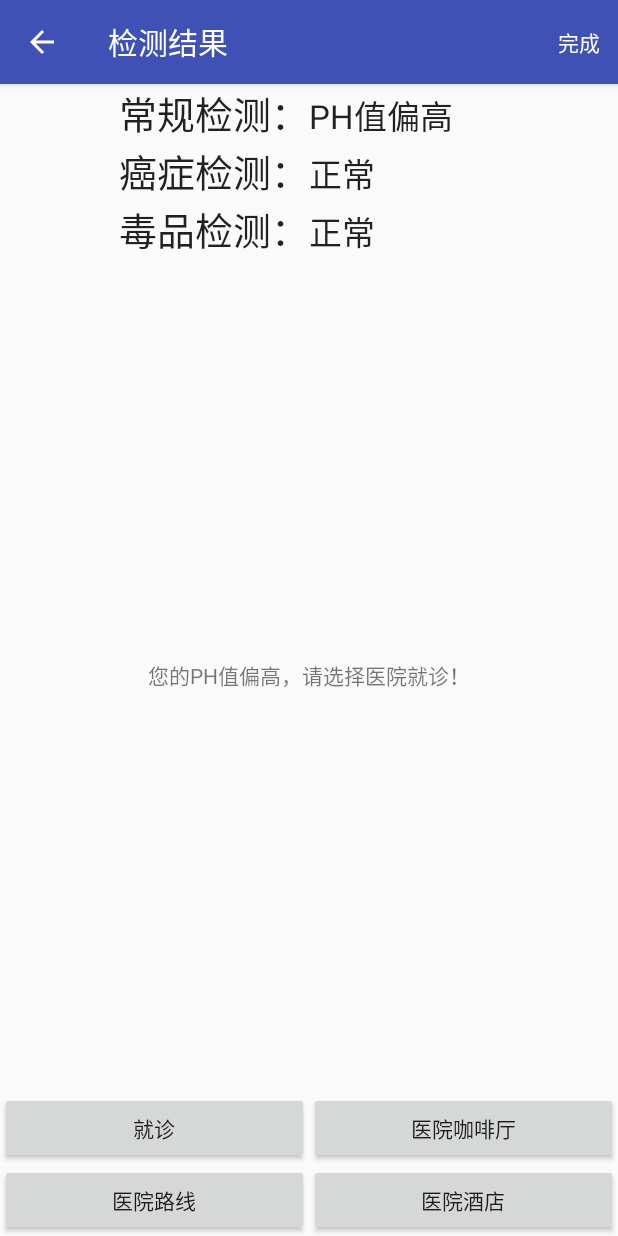
After one commit to rhf756035131/stinkpot, an Android app: the Closestool_times_info screen opened directly, with no data from a screen before it, on a phone screen of 412 x 824 dp. The commit adds this screen. Run offline under Robolectric (Android 15) with nearby library versions, the phone set to English and light mode, and no system bars.

Commit message:
智能马桶界面

```diff
--- /dev/null
+++ b/app/src/main/java/com/example/renhaifeng/myapplication/Closestool_times_info.java
@@ -0,0 +1,61 @@
+package com.example.renhaifeng.myapplication;
+
+import android.content.Intent;
+import android.os.Bundle;
+import android.support.v7.app.AppCompatActivity;
+import android.support.v7.widget.Toolbar;
+import android.view.Menu;
+import android.view.MenuItem;
+import android.view.View;
+import android.widget.Button;
+import android.widget.LinearLayout;
+import android.widget.ListView;
+import android.widget.TextView;
+
+/**
+ * Created by rahul on 15-12-28.
+ */
+public class Closestool_times_info  extends AppCompatActivity {
+    @Override
+    protected void onCreate(Bundle savedInstanceState) {
+        super.onCreate(savedInstanceState);
+        setContentView(R.layout.closesetool_times_info);
+        Toolbar toolbar = (Toolbar) findViewById(R.id.toolbar);
+        setSupportActionBar(toolbar);
+        getSupportActionBar().setDisplayHomeAsUpEnabled(true);
+        LinearLayout layout=(LinearLayout)findViewById(R.id.Normal_Result);
+        layout.setOnClickListener(new View.OnClickListener() {
+            @Override
+            public void onClick(View v) {
+                Intent intent=new Intent();
+                intent.setClass(Closestool_times_info.this,Setting.class);
+                startActivity(intent);
+            }
+        });
+
+    }
+    @Override
+    public boolean onCreateOptionsMenu(Menu menu) {
+        // Inflate the menu; this adds items to the action bar if it is present.
+        getMenuInflater().inflate(R.menu.menu_main, menu);
+        return true;
+    }
+
+    @Override
+    public boolean onOptionsItemSelected(MenuItem item) {
+        int id = item.getItemId();
+
+        //noinspection SimplifiableIfStatement
+        if (id == R.id.action_done) {
+            finish();
+            return true;
+        }
+        if(id== android.R.id.home)
+        {
+            finish();
+            return true;
+        }
+
+        return super.onOptionsItemSelected(item);
+    }
+}
--- a/app/src/main/java/com/example/renhaifeng/myapplication/Select_mode.java
+++ b/app/src/main/java/com/example/renhaifeng/myapplication/Select_mode.java
@@ -20,7 +20,7 @@ public class Select_mode extends AppCompatActivity {
             @Override
             public void onClick(View v) {
                 Intent intent=new Intent();
-                intent.setClass(Select_mode.this,MainActivity.class);
+                intent.setClass(Select_mode.this,Closestool.class);
                 startActivity(intent);
                 finish();
             }
--- /dev/null
+++ b/app/src/main/res/layout/closesetool_times_info.xml
@@ -0,0 +1,169 @@
+<?xml version="1.0" encoding="utf-8"?>
+<LinearLayout xmlns:android="http://schemas.android.com/apk/res/android"
+    android:layout_width="match_parent"
+    android:layout_height="match_parent"
+    android:orientation="vertical"
+    xmlns:tools="http://schemas.android.com/tools"
+    xmlns:app="http://schemas.android.com/apk/res-auto"
+    android:weightSum="1"
+    tools:context=".Closestool_times_info">
+
+    <android.support.design.widget.AppBarLayout android:layout_height="wrap_content"
+        android:layout_width="match_parent" android:theme="@style/AppTheme.AppBarOverlay">
+
+        <android.support.v7.widget.Toolbar android:id="@+id/toolbar"
+            android:layout_width="match_parent" android:layout_height="?attr/actionBarSize"
+            android:background="?attr/colorPrimary" app:popupTheme="@style/AppTheme.PopupOverlay" />
+
+    </android.support.design.widget.AppBarLayout>
+
+    <LinearLayout
+        android:orientation="horizontal"
+        android:layout_width="match_parent"
+        android:layout_height="wrap_content"
+        android:layout_gravity="center_horizontal"
+        android:onClick="setContentView">
+
+        <TextView
+            android:layout_width="0dp"
+            android:layout_height="wrap_content"
+            android:textAppearance="?android:attr/textAppearanceLarge"
+            android:text="常规检测："
+            android:id="@+id/TV_normal"
+            android:layout_weight="0.5"
+            android:singleLine="true"
+            android:gravity="right"
+            android:textSize="25dp" />
+
+        <TextView
+            android:layout_width="0dp"
+            android:layout_height="wrap_content"
+            android:textAppearance="?android:attr/textAppearanceLarge"
+            android:text="PH值偏高"
+            android:id="@+id/TV_nomal_Result"
+            android:layout_weight="0.5" />
+    </LinearLayout>
+    <LinearLayout
+        android:orientation="horizontal"
+        android:layout_width="match_parent"
+        android:layout_height="wrap_content"
+        android:layout_gravity="center_horizontal"
+        android:id="@+id/Normal_Result">
+
+        <TextView
+            android:layout_width="0dp"
+            android:layout_height="wrap_content"
+            android:textAppearance="?android:attr/textAppearanceLarge"
+            android:text="癌症检测："
+            android:id="@+id/TV_cancer"
+            android:layout_weight="0.5"
+            android:singleLine="false"
+            android:gravity="right"
+            android:textSize="25dp" />
+
+        <TextView
+            android:layout_width="0dp"
+            android:layout_height="wrap_content"
+            android:textAppearance="?android:attr/textAppearanceLarge"
+            android:text="正常"
+            android:id="@+id/TV_cancer_Result"
+            android:layout_weight="0.5" />
+    </LinearLayout>
+    <LinearLayout
+        android:orientation="horizontal"
+        android:layout_width="match_parent"
+        android:layout_height="wrap_content"
+        android:layout_gravity="center_horizontal">
+
+        <TextView
+            android:layout_width="0dp"
+            android:layout_height="wrap_content"
+            android:textAppearance="?android:attr/textAppearanceLarge"
+            android:text="毒品检测："
+            android:id="@+id/TV_drug"
+            android:layout_weight="0.5"
+            android:singleLine="true"
+            android:gravity="right"
+            android:textSize="25dp" />
+
+        <TextView
+            android:layout_width="0dp"
+            android:layout_height="wrap_content"
+            android:textAppearance="?android:attr/textAppearanceLarge"
+            android:text="正常"
+            android:id="@+id/TV_drug_Result"
+            android:layout_weight="0.5" />
+    </LinearLayout>
+
+    <LinearLayout
+        android:orientation="horizontal"
+        android:layout_width="match_parent"
+        android:layout_height="wrap_content"
+        android:layout_weight="1"
+        android:baselineAligned="false"
+        android:gravity="bottom">
+
+        <TextView
+            android:layout_width="match_parent"
+            android:layout_height="match_parent"
+            android:text="您的PH值偏高，请选择医院就诊！"
+            android:id="@+id/TV_Prompt"
+            android:layout_gravity="center"
+            android:gravity="center_vertical|center_horizontal" />
+    </LinearLayout>
+
+    <LinearLayout
+        android:orientation="vertical"
+        android:layout_width="match_parent"
+        android:layout_height="wrap_content"
+        android:weightSum="1">
+
+        <LinearLayout
+            android:orientation="horizontal"
+            android:layout_width="match_parent"
+            android:layout_height="wrap_content"
+            android:layout_gravity="center_horizontal"
+            android:layout_weight="0.39">
+
+            <Button
+                android:layout_width="0dp"
+                android:layout_height="wrap_content"
+                android:text="就诊"
+                android:id="@+id/BT_Hospital"
+                android:layout_weight="0.5"
+                android:layout_gravity="center"
+                android:gravity="center_vertical|center_horizontal" />
+
+            <Button
+                android:layout_width="0dp"
+                android:layout_height="wrap_content"
+                android:text="医院咖啡厅"
+                android:id="@+id/BT_coffee"
+                android:layout_weight="0.5"
+                android:layout_gravity="center" />
+        </LinearLayout>
+
+        <LinearLayout
+            android:orientation="horizontal"
+            android:layout_width="match_parent"
+            android:layout_height="wrap_content"
+            android:layout_weight="0.39">
+
+            <Button
+                android:layout_width="0dp"
+                android:layout_height="wrap_content"
+                android:text="医院路线"
+                android:id="@+id/BT_train"
+                android:layout_gravity="center"
+                android:layout_weight="0.5" />
+
+            <Button
+                android:layout_width="0dp"
+                android:layout_height="wrap_content"
+                android:text="医院酒店"
+                android:id="@+id/BT_Hotel"
+                android:layout_gravity="center"
+                android:layout_weight="0.5" />
+        </LinearLayout>
+    </LinearLayout>
+</LinearLayout>
--- a/app/src/main/res/values/strings.xml
+++ b/app/src/main/res/values/strings.xml
@@ -10,4 +10,5 @@
     <string name="switchIsSsidHiddenTitle">SSID is Hidden</string>
     <string name="spinnerTaskResultCountTitle">Task result count</string>
     <string name="btnConfirmTitle">确定</string>
+    <string name="Closestool_info">检测结果</string>
 </resources>
```
Also changed, not shown: app/src/main/AndroidManifest.xml (+9 -0 lines), app/src/main/java/com/example/renhaifeng/myapplication/Closestool.java (added, +42 -0 lines), app/src/main/java/com/example/renhaifeng/myapplication/TimesAdapter.java (added, +101 -0 lines), app/src/main/java/com/example/renhaifeng/myapplication/times.java (added, +24 -0 lines), app/src/main/res/layout/closestool.xml (added, +25 -0 lines), app/src/main/res/layout/closestool_list_item.xml (added, +31 -0 lines).
